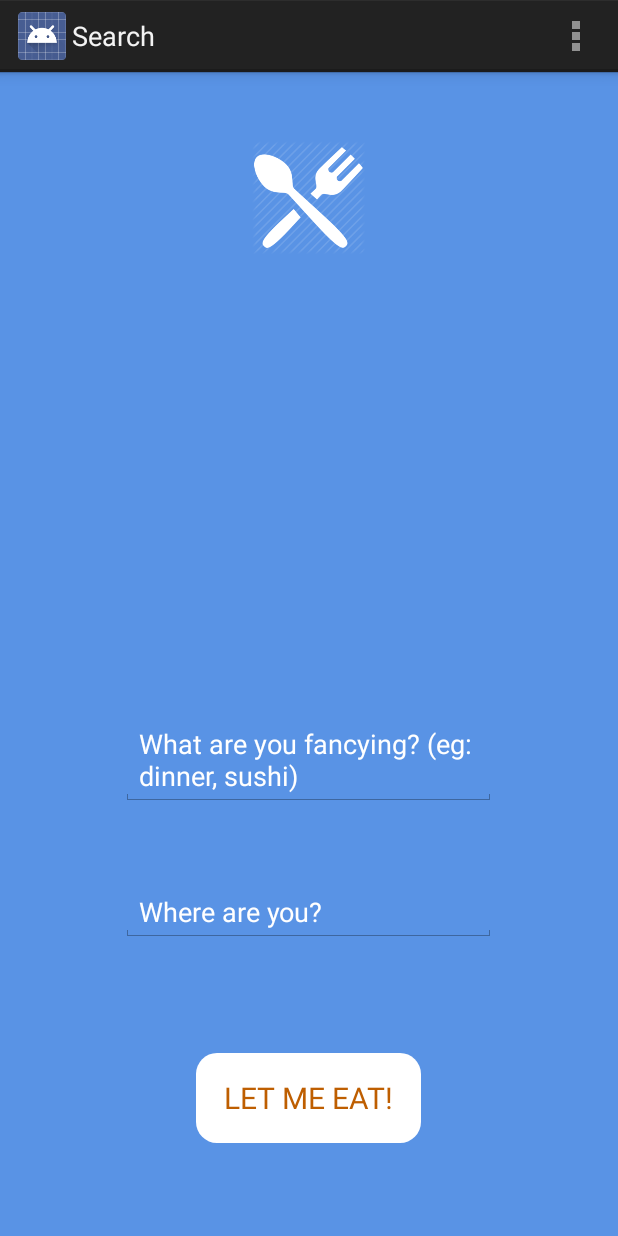
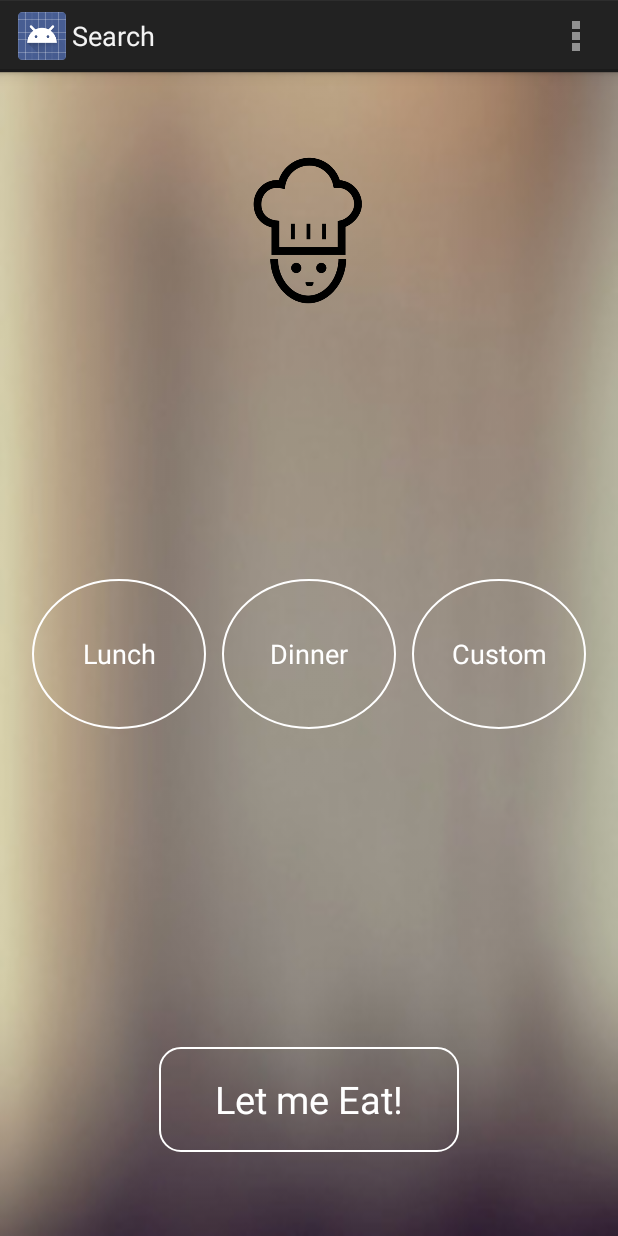
Before and after one commit to calren/Android_EatNow, an Android app: the screen it shows after launch (SearchActivity), on a phone screen of 412 x 824 dp. Run offline under Robolectric (Android 15) with nearby library versions, the phone set to English and light mode, and no system bars.

Commit message:
bunch of improvements

```diff
--- a/app/src/main/java/com/caren/eatnow/activities/SearchActivity.java
+++ b/app/src/main/java/com/caren/eatnow/activities/SearchActivity.java
@@ -1,13 +1,17 @@
 package com.caren.eatnow.activities;
 
 import android.app.Activity;
+import android.app.AlertDialog;
+import android.content.DialogInterface;
 import android.content.Intent;
 import android.os.Bundle;
+import android.text.InputType;
 import android.view.Menu;
 import android.view.MenuItem;
 import android.view.View;
 import android.widget.Button;
 import android.widget.EditText;
+import android.widget.TextView;
 
 import com.caren.eatnow.R;
 import com.caren.eatnow.models.YelpAPI;
@@ -17,25 +21,132 @@ import java.util.List;
 
 public class SearchActivity extends Activity {
 
-    EditText etQuery;
-    EditText etLocation;
+    TextView tvLunch;
+    TextView tvDinner;
+    TextView tvCustom;
     Button btnSearch;
+
+    String customQuery = "Custom";
+    int query = -1;
 
     @Override
     protected void onCreate(Bundle savedInstanceState) {
         super.onCreate(savedInstanceState);
         setContentView(R.layout.activity_search);
 
-        etQuery = (EditText) findViewById(R.id.etQuery);
-        etLocation = (EditText) findViewById(R.id.etLocation);
+        tvLunch = (TextView) findViewById(R.id.tvLunch);
+        tvDinner = (TextView) findViewById(R.id.tvDinner);
+        tvCustom = (TextView) findViewById(R.id.tvCustom);
         btnSearch = (Button) findViewById(R.id.btnSearch);
+
+        setUpListeners();
 
         btnSearch.setOnClickListener(new Button.OnClickListener() {
             public void onClick(View v) {
-                new YelpAPI(SearchActivity.this).search(etQuery.getText().toString(), etLocation.getText().toString());
+                new YelpAPI(SearchActivity.this).search(getSelectedQuery(), "94111"); //TODO
             }
         });
     }
+
+    public void setUpListeners() {
+
+        tvLunch.setOnClickListener(new View.OnClickListener() {
+            private boolean stateChanged = false;
+
+            public void onClick(View view) {
+                setSelected(1);
+            }
+        });
+
+        tvDinner.setOnClickListener(new View.OnClickListener() {
+            private boolean stateChanged = false;
+
+            public void onClick(View view) {
+                setSelected(2);
+            }
+        });
+
+        tvCustom.setOnClickListener(new View.OnClickListener() {
+            private boolean stateChanged = false;
+            public void onClick(View view) {
+                AlertDialog.Builder alert = new AlertDialog.Builder(view.getContext());
+
+                alert.setTitle("Custom Query");
+                alert.setMessage("(eg: sushi, burgers)");
+
+                final EditText input = new EditText(view.getContext());
+                alert.setView(input);
+
+                alert.setPositiveButton("Ok", new DialogInterface.OnClickListener() {
+                    public void onClick(DialogInterface dialog, int whichButton) {
+                        customQuery = input.getText().toString();
+                        tvCustom.setText(customQuery);
+                        stateChanged = true;
+                    }
+                });
+
+                alert.setNegativeButton("Cancel", new DialogInterface.OnClickListener() {
+                    public void onClick(DialogInterface dialog, int whichButton) {
+                    }
+                });
+
+                alert.show();
+
+                setSelected(3);
+            }
+        });
+
+
+    }
+
+
+    public void setSelected(int selected) {
+        if (query != selected) {
+            switch (selected) {
+                case 1:
+                    resetAll();
+                    tvLunch.setBackgroundResource(R.drawable.query_circle_selected);
+                    query = 1;
+                    break;
+                case 2:
+                    resetAll();
+                    tvDinner.setBackgroundResource(R.drawable.query_circle_selected);
+                    query = 2;
+                    break;
+                case 3:
+                    resetAll();
+                    tvCustom.setBackgroundResource(R.drawable.query_circle_selected);
+                    query = 3;
+                    break;
+            }
+        } else {
+            resetAll();
+        }
+
+    }
+
+    public String getSelectedQuery() {
+        switch (query) {
+            case 1:
+                return "lunch";
+            case 2:
+                return "dinner";
+            case 3:
+                return customQuery;
+        }
+
+        return "";
+
+    }
+
+    public void resetAll() {
+        query = -1;
+        tvLunch.setBackgroundResource(R.drawable.query_circle_unselected);
+        tvDinner.setBackgroundResource(R.drawable.query_circle_unselected);
+        tvCustom.setBackgroundResource(R.drawable.query_circle_unselected);
+        tvCustom.setText("Custom");
+    }
+
 
 
     @Override
--- /dev/null
+++ b/app/src/main/res/drawable/query_circle.xml
@@ -0,0 +1,10 @@
+<?xml version="1.0" encoding="utf-8"?>
+
+<selector xmlns:android="http://schemas.android.com/apk/res/android">
+    <item android:state_pressed="true" android:drawable="@drawable/query_circle_selected"/>
+    <item android:state_selected="true" android:drawable="@drawable/query_circle_selected"/>
+
+
+    <item android:drawable="@drawable/query_circle_unselected"/>
+
+</selector>
--- /dev/null
+++ b/app/src/main/res/drawable/query_circle_selected.xml
@@ -0,0 +1,16 @@
+<?xml version="1.0" encoding="utf-8"?>
+<shape
+    xmlns:android="http://schemas.android.com/apk/res/android"
+    android:shape="oval">
+
+
+    <stroke
+        android:width="1dp"
+        android:color="#0D4F8B" />
+
+    <padding android:bottom="10dp"
+        android:top="10dp"
+        android:left="10dp"
+        android:right="10dp"
+        />
+</shape>
--- /dev/null
+++ b/app/src/main/res/drawable/query_circle_unselected.xml
@@ -0,0 +1,16 @@
+<?xml version="1.0" encoding="utf-8"?>
+<shape
+    xmlns:android="http://schemas.android.com/apk/res/android"
+    android:shape="oval">
+
+
+    <stroke
+        android:width="1dp"
+        android:color="#FFF" />
+
+    <padding android:bottom="10dp"
+        android:top="10dp"
+        android:left="10dp"
+        android:right="10dp"
+        />
+</shape>
--- a/app/src/main/res/layout/activity_search.xml
+++ b/app/src/main/res/layout/activity_search.xml
@@ -7,47 +7,79 @@
     android:paddingTop="@dimen/activity_vertical_margin"
     android:paddingBottom="@dimen/activity_vertical_margin"
     tools:context="com.caren.eatnow.activities.SearchActivity"
-    android:background="#5993E5">
+    android:background="@drawable/startbg">
+
 
     <ImageView
-        android:layout_width="75dp"
-        android:layout_height="75dp"
-        android:id="@+id/ivIconTop"
-        android:background="@drawable/food"
+        android:layout_width="120dp"
+        android:layout_height="120dp"
+        android:layout_marginTop="30dp"
+        android:id="@+id/ivTopIcon"
+        android:src="@drawable/chef"
         android:layout_alignParentTop="true"
-        android:layout_centerHorizontal="true"
-        android:layout_marginTop="30dp" />
+        android:layout_centerHorizontal="true" />
 
-    <EditText
-        android:layout_width="250dp"
-        android:layout_height="wrap_content"
-        android:id="@+id/etQuery"
-        android:hint="What are you fancying? (eg: dinner, sushi)"
-        android:textColorHint="#FFF"
-        android:layout_above="@+id/etLocation"
-        android:layout_centerHorizontal="true"
-        android:layout_marginBottom="51dp" />
+    <LinearLayout
+        android:id="@+id/llQueryOptions"
+        android:orientation="horizontal"
+        android:layout_width="fill_parent"
+        android:layout_height="100dp"
+        android:layout_centerVertical="true"
+        android:layout_centerHorizontal="true">
 
-    <EditText
-        android:layout_width="250dp"
-        android:layout_height="wrap_content"
-        android:id="@+id/etLocation"
-        android:hint="Where are you?"
-        android:textColorHint="#FFF"
-        android:layout_above="@+id/btnSearch"
-        android:layout_alignLeft="@+id/etQuery"
-        android:layout_alignStart="@+id/etQuery"
-        android:layout_marginBottom="74dp" />
+        <TextView
+            android:layout_marginLeft="5dp"
+            android:layout_marginRight="5dp"
+            android:id="@+id/tvLunch"
+            android:layout_width="fill_parent"
+            android:layout_height="fill_parent"
+            android:background="@drawable/query_circle"
+            android:gravity="center"
+            android:text="Lunch"
+            android:textColor="#FFFFFF"
+            android:textSize="18dp"
+            android:layout_weight="1"/>
+
+        <TextView
+            android:layout_marginLeft="5dp"
+            android:layout_marginRight="5dp"
+            android:id="@+id/tvDinner"
+            android:layout_width="fill_parent"
+            android:layout_height="fill_parent"
+            android:background="@drawable/query_circle_unselected"
+            android:gravity="center"
+            android:text="Dinner"
+            android:textColor="#FFFFFF"
+            android:textSize="18dp"
+            android:layout_weight="1"/>
+
+        <TextView
+            android:layout_marginLeft="5dp"
+            android:layout_marginRight="5dp"
+            android:id="@+id/tvCustom"
+            android:layout_width="fill_parent"
+            android:layout_height="fill_parent"
+            android:gravity="center"
+            android:text="Custom"
+            android:background="@drawable/query_circle_unselected"
+            android:textColor="#FFFFFF"
+            android:textSize="18dp"
+            android:layout_weight="1"/>
+
+    </LinearLayout>
 
     <Button
-        android:layout_width="wrap_content"
-        android:layout_height="wrap_content"
-        android:text="LET ME EAT!"
         android:id="@+id/btnSearch"
         android:layout_alignParentBottom="true"
-        android:layout_centerHorizontal="true"
-        android:layout_marginBottom="46dp"
-        android:textColor="#be5e00"
-        android:textSize="20sp"
-        android:background="@drawable/search_btn"/>
+        android:layout_marginBottom="40dp"
+        android:text="Let me Eat!"
+        android:textSize="25sp"
+        android:textColor="#FFF"
+        android:layout_width="200dp"
+        android:layout_height="70dp"
+        android:layout_centerInParent="true"
+        android:background="@drawable/transparent_btn"
+        />
+
+
 </RelativeLayout>
```
Also changed, not shown: app/src/main/java/com/caren/eatnow/models/YelpAPI.java (+25 -7 lines), app/src/main/res/layout/fragment_search_item.xml (+16 -15 lines), app/src/main/ic_launcher-web.png, app/src/main/res/drawable-hdpi/ic_launcher.png, app/src/main/res/drawable-mdpi/ic_launcher.png, app/src/main/res/drawable-xhdpi/ic_launcher.png, app/src/main/res/drawable-xxhdpi/ic_launcher.png, app/src/main/res/drawable/chef.png (added), app/src/main/res/drawable/fire.png (added), app/src/main/res/drawable/startbg.jpg (added), app/src/main/res/drawable/transparent_btn.xml (renamed from app/src/main/res/drawable/yelplink_btn.xml).
